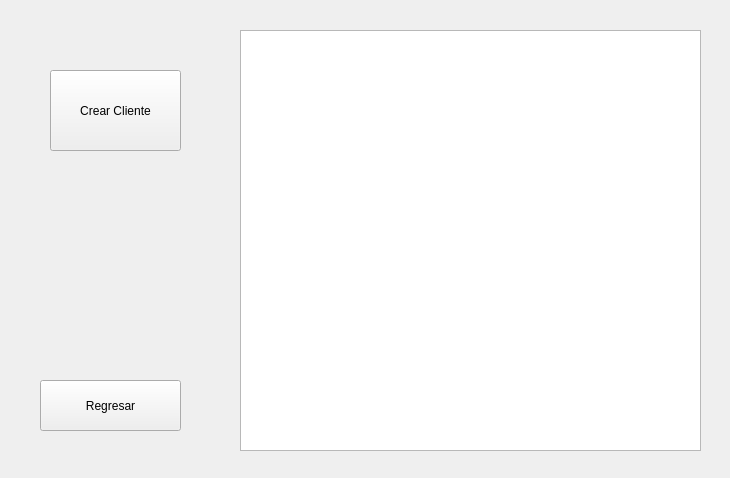
Old version of the form ui/pantalla_principal.ui in the repository Damapa03/Veterinaria.
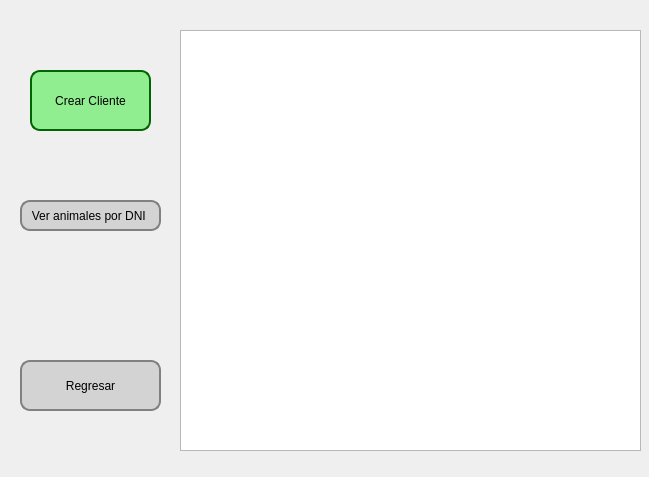
New version of the form.

```diff
--- a/ui/pantalla_principal.ui
+++ b/ui/pantalla_principal.ui
@@ -6,8 +6,8 @@
    <rect>
     <x>0</x>
     <y>0</y>
-    <width>730</width>
-    <height>478</height>
+    <width>649</width>
+    <height>477</height>
    </rect>
   </property>
   <property name="windowTitle">
@@ -16,12 +16,30 @@
   <widget class="QPushButton" name="botonCliente">
    <property name="geometry">
     <rect>
-     <x>50</x>
+     <x>30</x>
      <y>70</y>
-     <width>131</width>
-     <height>81</height>
+     <width>121</width>
+     <height>61</height>
     </rect>
    </property>
+   <property name="styleSheet">
+    <string notr="true">QPushButton {
+    background-color: lightgreen;
+    color: Black;
+    border: 2px solid #006400;
+    border-radius: 10px;
+    padding: 5px;
+}
+
+QPushButton:hover {
+    background-color: #00b300;
+}
+
+QPushButton:pressed {
+    background-color: #004d00;
+}
+</string>
+   </property>
    <property name="text">
     <string>Crear Cliente</string>
    </property>
@@ -29,12 +47,30 @@
   <widget class="QPushButton" name="botonRegresar">
    <property name="geometry">
     <rect>
-     <x>40</x>
-     <y>380</y>
+     <x>20</x>
+     <y>360</y>
      <width>141</width>
      <height>51</height>
     </rect>
    </property>
+   <property name="styleSheet">
+    <string notr="true">QPushButton {
+    background-color: lightgray;
+    color: black;
+    border: 2px solid gray;
+    border-radius: 10px;
+    padding: 5px;
+}
+
+QPushButton:hover {
+    background-color: silver;
+}
+
+QPushButton:pressed {
+    background-color: darkgray;
+}
+</string>
+   </property>
    <property name="text">
     <string>Regresar</string>
    </property>
@@ -42,11 +78,55 @@
   <widget class="QTableView" name="tableViewClientes">
    <property name="geometry">
     <rect>
-     <x>240</x>
+     <x>180</x>
      <y>30</y>
      <width>461</width>
      <height>421</height>
     </rect>
+   </property>
+   <property name="minimumSize">
+    <size>
+     <width>451</width>
+     <height>0</height>
+    </size>
+   </property>
+   <property name="styleSheet">
+    <string notr="true">
+</string>
+   </property>
+   <attribute name="verticalHeaderVisible">
+    <bool>false</bool>
+   </attribute>
+  </widget>
+  <widget class="QPushButton" name="filtra_animales">
+   <property name="geometry">
+    <rect>
+     <x>20</x>
+     <y>200</y>
+     <width>141</width>
+     <height>31</height>
+    </rect>
+   </property>
+   <property name="styleSheet">
+    <string notr="true">QPushButton {
+    background-color: lightgray;
+    color: black;
+    border: 2px solid gray;
+    border-radius: 10px;
+    padding: 5px;
+}
+
+QPushButton:hover {
+    background-color: silver;
+}
+
+QPushButton:pressed {
+    background-color: darkgray;
+}
+</string>
+   </property>
+   <property name="text">
+    <string>Ver animales por DNI </string>
    </property>
   </widget>
  </widget>
```
